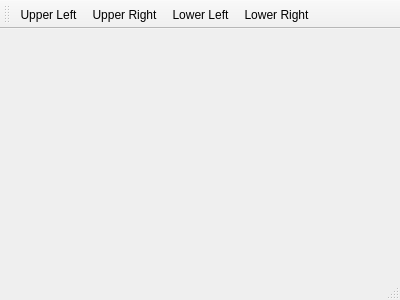
Before: the Qt Designer form src/app-resize-test/mainwindow.ui in noodlecollie/calliper, drawn with Qt 5.
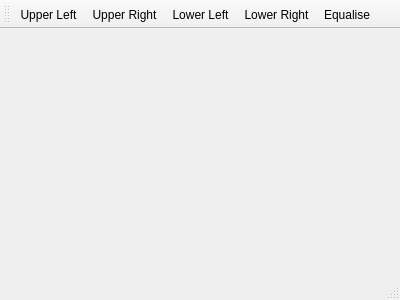
After: the same form once the commit is applied.

Commit message: Improved buttons and stretching

What changed in the file:
```diff
--- a/src/app-resize-test/mainwindow.ui
+++ b/src/app-resize-test/mainwindow.ui
@@ -35,6 +35,7 @@
    <addaction name="actionUpper_Right"/>
    <addaction name="actionLower_Left"/>
    <addaction name="actionLower_Right"/>
+   <addaction name="actionEqualise"/>
   </widget>
   <widget class="QStatusBar" name="statusBar"/>
   <action name="actionUpper_Left">
@@ -57,6 +58,11 @@
     <string>Lower Right</string>
    </property>
   </action>
+  <action name="actionEqualise">
+   <property name="text">
+    <string>Equalise</string>
+   </property>
+  </action>
  </widget>
  <layoutdefault spacing="6" margin="11"/>
  <resources/>
```
Left out of the diff: 19 changed lines with no effect on the pictures. The commit also changes 4 other files.
